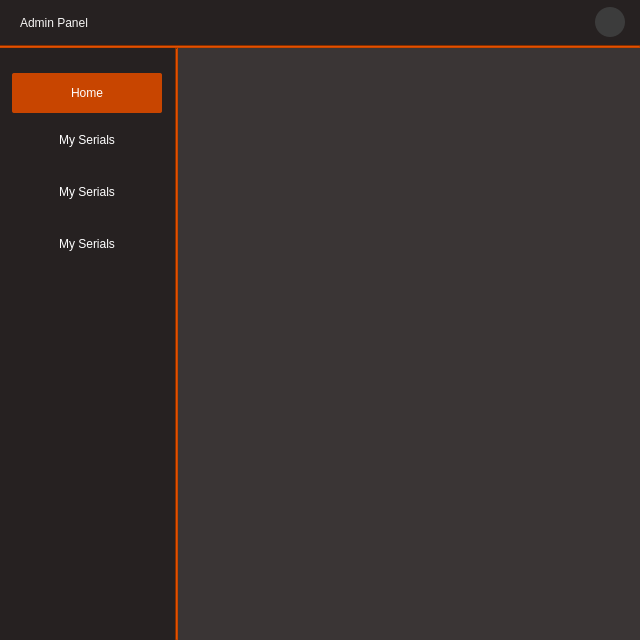
The window that Views/AdminPanel/adminpanel.ui (frknrnn/Qt_AppStore) describes before a commit, drawn with Qt 5.
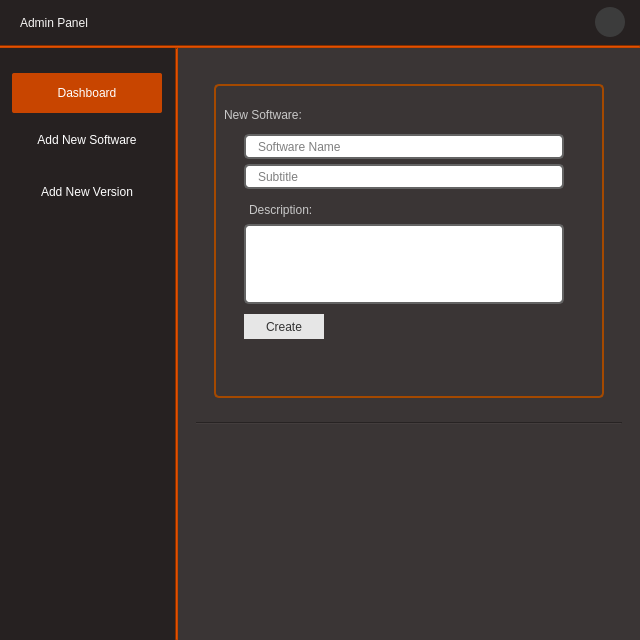
The same window after the commit. Icons and pictures are not drawn.

```diff
--- a/Views/AdminPanel/adminpanel.ui
+++ b/Views/AdminPanel/adminpanel.ui
@@ -282,7 +282,7 @@
 </string>
            </property>
            <property name="text">
-            <string>Home</string>
+            <string>Dashboard</string>
            </property>
           </widget>
          </item>
@@ -325,7 +325,7 @@
 </string>
            </property>
            <property name="text">
-            <string>My Serials</string>
+            <string>Add New Software</string>
            </property>
           </widget>
          </item>
@@ -368,50 +368,7 @@
 </string>
            </property>
            <property name="text">
-            <string>My Serials</string>
-           </property>
-          </widget>
-         </item>
-         <item alignment="Qt::AlignHCenter">
-          <widget class="QPushButton" name="pushButton_mySerialKeys_3">
-           <property name="minimumSize">
-            <size>
-             <width>150</width>
-             <height>40</height>
-            </size>
-           </property>
-           <property name="maximumSize">
-            <size>
-             <width>150</width>
-             <height>40</height>
-            </size>
-           </property>
-           <property name="cursor">
-            <cursorShape>PointingHandCursor</cursorShape>
-           </property>
-           <property name="styleSheet">
-            <string notr="true">QPushButton{
-font: 700 11pt &quot;Ubuntu&quot;;
-background-color:transparent;
-border-radius:2px;
-color: rgb(255, 255, 255);
-border:none;
-padding: 0px 0px 0px 0px;
- background-repeat: no-repeat;
-background-position: left center;
-background-origin: content; 
-}
-
-QPushButton::hover{
-background-color:rgb(200, 69, 0);
-}
-
-
-
-</string>
-           </property>
-           <property name="text">
-            <string>My Serials</string>
+            <string>Add New Version</string>
            </property>
           </widget>
          </item>
@@ -452,8 +409,335 @@
         <layout class="QVBoxLayout" name="verticalLayout">
          <item>
           <widget class="QStackedWidget" name="stackedWidget">
-           <widget class="QWidget" name="page"/>
-           <widget class="QWidget" name="page_2"/>
+           <property name="currentIndex">
+            <number>0</number>
+           </property>
+           <widget class="QWidget" name="page_newApp">
+            <layout class="QVBoxLayout" name="verticalLayout_6">
+             <property name="spacing">
+              <number>0</number>
+             </property>
+             <property name="leftMargin">
+              <number>0</number>
+             </property>
+             <property name="topMargin">
+              <number>0</number>
+             </property>
+             <property name="rightMargin">
+              <number>0</number>
+             </property>
+             <property name="bottomMargin">
+              <number>0</number>
+             </property>
+             <item>
+              <widget class="QFrame" name="frame_6">
+               <property name="frameShape">
+                <enum>QFrame::NoFrame</enum>
+               </property>
+               <property name="frameShadow">
+                <enum>QFrame::Raised</enum>
+               </property>
+               <layout class="QVBoxLayout" name="verticalLayout_7">
+                <item>
+                 <widget class="QFrame" name="frame_9">
+                  <property name="maximumSize">
+                   <size>
+                    <width>16777215</width>
+                    <height>350</height>
+                   </size>
+                  </property>
+                  <property name="frameShape">
+                   <enum>QFrame::NoFrame</enum>
+                  </property>
+                  <property name="frameShadow">
+                   <enum>QFrame::Raised</enum>
+                  </property>
+                  <layout class="QVBoxLayout" name="verticalLayout_8">
+                   <item>
+                    <widget class="QStackedWidget" name="stackedWidget_newSoftware">
+                     <property name="currentIndex">
+                      <number>0</number>
+                     </property>
+                     <widget class="QWidget" name="page">
+                      <layout class="QVBoxLayout" name="verticalLayout_9">
+                       <item>
+                        <widget class="QFrame" name="frame_7">
+                         <property name="styleSheet">
+                          <string notr="true">border: 2px solid rgb(164, 73, 0);
+border-radius:5px;</string>
+                         </property>
+                         <property name="frameShape">
+                          <enum>QFrame::NoFrame</enum>
+                         </property>
+                         <property name="frameShadow">
+                          <enum>QFrame::Raised</enum>
+                         </property>
+                         <widget class="QLineEdit" name="lineEdit_newSoftwareName">
+                          <property name="geometry">
+                           <rect>
+                            <x>30</x>
+                            <y>50</y>
+                            <width>320</width>
+                            <height>25</height>
+                           </rect>
+                          </property>
+                          <property name="minimumSize">
+                           <size>
+                            <width>320</width>
+                            <height>25</height>
+                           </size>
+                          </property>
+                          <property name="maximumSize">
+                           <size>
+                            <width>320</width>
+                            <height>25</height>
+                           </size>
+                          </property>
+                          <property name="styleSheet">
+                           <string notr="true">QLineEdit{
+color: rgb(0,0, 0);
+font: 63 8pt &quot;Segoe UI Semibold&quot;;
+background-color: rgb(255, 255, 255);
+border-radius:5px;
+border: 2px solid rgb(100, 100, 100);
+padding-left: 10px
+}
+
+</string>
+                          </property>
+                          <property name="inputMask">
+                           <string extracomment="Software Name"/>
+                          </property>
+                          <property name="text">
+                           <string/>
+                          </property>
+                          <property name="frame">
+                           <bool>true</bool>
+                          </property>
+                          <property name="placeholderText">
+                           <string>Software Name</string>
+                          </property>
+                         </widget>
+                         <widget class="QLineEdit" name="lineEdit_newSoftwareSubtitle">
+                          <property name="geometry">
+                           <rect>
+                            <x>30</x>
+                            <y>80</y>
+                            <width>320</width>
+                            <height>25</height>
+                           </rect>
+                          </property>
+                          <property name="minimumSize">
+                           <size>
+                            <width>320</width>
+                            <height>25</height>
+                           </size>
+                          </property>
+                          <property name="maximumSize">
+                           <size>
+                            <width>320</width>
+                            <height>25</height>
+                           </size>
+                          </property>
+                          <property name="styleSheet">
+                           <string notr="true">QLineEdit{
+color: rgb(0,0, 0);
+font: 63 8pt &quot;Segoe UI Semibold&quot;;
+background-color: rgb(255, 255, 255);
+border-radius:5px;
+border: 2px solid rgb(100, 100, 100);
+padding-left: 10px
+}
+
+</string>
+                          </property>
+                          <property name="inputMask">
+                           <string extracomment="Summary"/>
+                          </property>
+                          <property name="text">
+                           <string/>
+                          </property>
+                          <property name="placeholderText">
+                           <string>Subtitle</string>
+                          </property>
+                         </widget>
+                         <widget class="QLabel" name="user_description_3">
+                          <property name="geometry">
+                           <rect>
+                            <x>10</x>
+                            <y>20</y>
+                            <width>171</width>
+                            <height>21</height>
+                           </rect>
+                          </property>
+                          <property name="styleSheet">
+                           <string notr="true">color: rgb(200,200, 200);
+font: 75 12pt &quot;Monospac821 BT&quot;;
+border:none;</string>
+                          </property>
+                          <property name="text">
+                           <string>New Software:</string>
+                          </property>
+                         </widget>
+                         <widget class="QPushButton" name="pushButton_newSoftwareCreate">
+                          <property name="geometry">
+                           <rect>
+                            <x>30</x>
+                            <y>230</y>
+                            <width>80</width>
+                            <height>25</height>
+                           </rect>
+                          </property>
+                          <property name="minimumSize">
+                           <size>
+                            <width>80</width>
+                            <height>25</height>
+                           </size>
+                          </property>
+                          <property name="maximumSize">
+                           <size>
+                            <width>80</width>
+                            <height>25</height>
+                           </size>
+                          </property>
+                          <property name="cursor">
+                           <cursorShape>PointingHandCursor</cursorShape>
+                          </property>
+                          <property name="styleSheet">
+                           <string notr="true">QPushButton{
+color: rgb(50, 50, 50);
+font: 700 11pt &quot;Garuda&quot;;
+background-color: rgb(230, 230, 230);
+border-radius: 6 px;
+border:none;
+background-repeat: no-repeat;
+background-position: center;
+}
+QPushButton::hover{
+background-color: rgb(180, 255, 5);
+border-radius:6 px;
+border:none;
+background-repeat: no-repeat;
+background-position: center;
+}</string>
+                          </property>
+                          <property name="text">
+                           <string>Create</string>
+                          </property>
+                         </widget>
+                         <widget class="QTextEdit" name="textEdit_newSoftwareDescription">
+                          <property name="geometry">
+                           <rect>
+                            <x>30</x>
+                            <y>140</y>
+                            <width>320</width>
+                            <height>80</height>
+                           </rect>
+                          </property>
+                          <property name="minimumSize">
+                           <size>
+                            <width>320</width>
+                            <height>80</height>
+                           </size>
+                          </property>
+                          <property name="maximumSize">
+                           <size>
+                            <width>320</width>
+                            <height>80</height>
+                           </size>
+                          </property>
+                          <property name="styleSheet">
+                           <string notr="true">QTextEdit{
+color: rgb(0,0, 0);
+font: 63 8pt &quot;Segoe UI Semibold&quot;;
+background-color: rgb(255, 255, 255);
+border-radius:5px;
+border: 2px solid rgb(100, 100, 100);
+padding-left: 10px
+}</string>
+                          </property>
+                          <property name="frameShape">
+                           <enum>QFrame::NoFrame</enum>
+                          </property>
+                         </widget>
+                         <widget class="QLabel" name="user_description_4">
+                          <property name="geometry">
+                           <rect>
+                            <x>35</x>
+                            <y>115</y>
+                            <width>171</width>
+                            <height>21</height>
+                           </rect>
+                          </property>
+                          <property name="styleSheet">
+                           <string notr="true">color: rgb(200,200, 200);
+font: 75 10pt &quot;Monospac821 BT&quot;;
+border:none;</string>
+                          </property>
+                          <property name="text">
+                           <string>Description:</string>
+                          </property>
+                         </widget>
+                        </widget>
+                       </item>
+                      </layout>
+                     </widget>
+                     <widget class="QWidget" name="page_2"/>
+                    </widget>
+                   </item>
+                  </layout>
+                 </widget>
+                </item>
+                <item>
+                 <widget class="Line" name="line_3">
+                  <property name="orientation">
+                   <enum>Qt::Horizontal</enum>
+                  </property>
+                 </widget>
+                </item>
+                <item>
+                 <widget class="QFrame" name="frame_8">
+                  <property name="frameShape">
+                   <enum>QFrame::NoFrame</enum>
+                  </property>
+                  <property name="frameShadow">
+                   <enum>QFrame::Raised</enum>
+                  </property>
+                 </widget>
+                </item>
+               </layout>
+              </widget>
+             </item>
+            </layout>
+           </widget>
+           <widget class="QWidget" name="page_dashboard">
+            <layout class="QVBoxLayout" name="verticalLayout_5">
+             <item>
+              <widget class="QFrame" name="frame_5">
+               <property name="frameShape">
+                <enum>QFrame::StyledPanel</enum>
+               </property>
+               <property name="frameShadow">
+                <enum>QFrame::Raised</enum>
+               </property>
+              </widget>
+             </item>
+            </layout>
+           </widget>
+           <widget class="QWidget" name="page_newVersion">
+            <layout class="QVBoxLayout" name="verticalLayout_4">
+             <item>
+              <widget class="QFrame" name="frame_4">
+               <property name="frameShape">
+                <enum>QFrame::NoFrame</enum>
+               </property>
+               <property name="frameShadow">
+                <enum>QFrame::Raised</enum>
+               </property>
+              </widget>
+             </item>
+            </layout>
+           </widget>
           </widget>
          </item>
         </layout>
```
Left out of the diff: 4 changed lines with no effect on the pictures.
